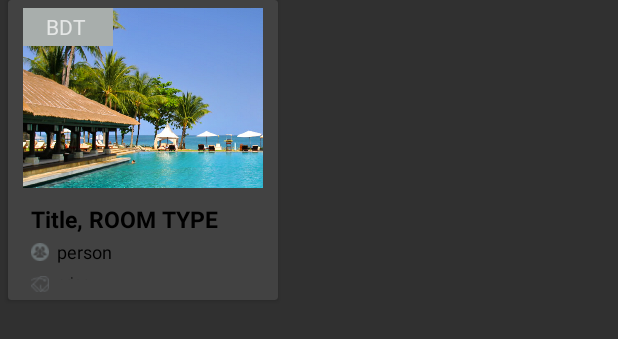
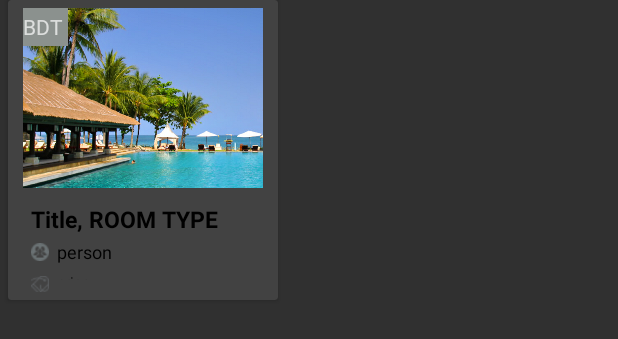
Before and after one commit to saad100104006/Ghuri_online, an Android app: the layout horizontal.xml on its own in the app's theme, with its tools: preview values and no code run, on a phone screen of 412 x 824 dp. Shown: the top 339 px of the screen. Run offline under Robolectric (Android 15) with nearby library versions, the phone set to English and light mode, and no system bars.

Commit message:
edit initial

```diff
--- a/Ghuri/app/src/main/java/com/online/ghuri/DetailsActivity.java
+++ b/Ghuri/app/src/main/java/com/online/ghuri/DetailsActivity.java
@@ -339,7 +339,7 @@ public class DetailsActivity extends AppCompatActivity {
             holder.minprice.setText(room1.getdiscountedRate());
             holder.person.setText(room1.getpersons());
             holder.title.setText(room1.getroomTitle());
-            holder.price.setText(room1.getrate());
+            holder.price.setText(" BDT "+room1.getrate()+" ");
 
 
 
@@ -483,8 +483,6 @@ public class DetailsActivity extends AppCompatActivity {
 
             Picasso.with(DetailsActivity.this).load(featured_image_url).into(images);
 
-
-
             latitude = Double.parseDouble(latitudes);
 
             longitude = Double.parseDouble(longitudes);
--- a/Ghuri/app/src/main/res/layout/horizontal.xml
+++ b/Ghuri/app/src/main/res/layout/horizontal.xml
@@ -40,9 +40,9 @@
 
             <TextView
                 android:id="@+id/price"
-                android:layout_width="60dp"
+                android:layout_width="wrap_content"
                 android:layout_height="25dp"
-                android:background="#a8aeac"
+                android:background="#8b918e"
                 android:gravity="center"
                 android:text="BDT "
 
--- a/Ghuri/app/src/main/res/layout/recyclerlist_item.xml
+++ b/Ghuri/app/src/main/res/layout/recyclerlist_item.xml
@@ -23,8 +23,6 @@
         android:layout_width="match_parent"
         android:layout_height="150dp"
         android:layout_gravity="center"
-        android:layout_marginBottom="5dp"
-        android:layout_marginTop="5dp"
         android:background="#cc837f7f"
 
 
```
